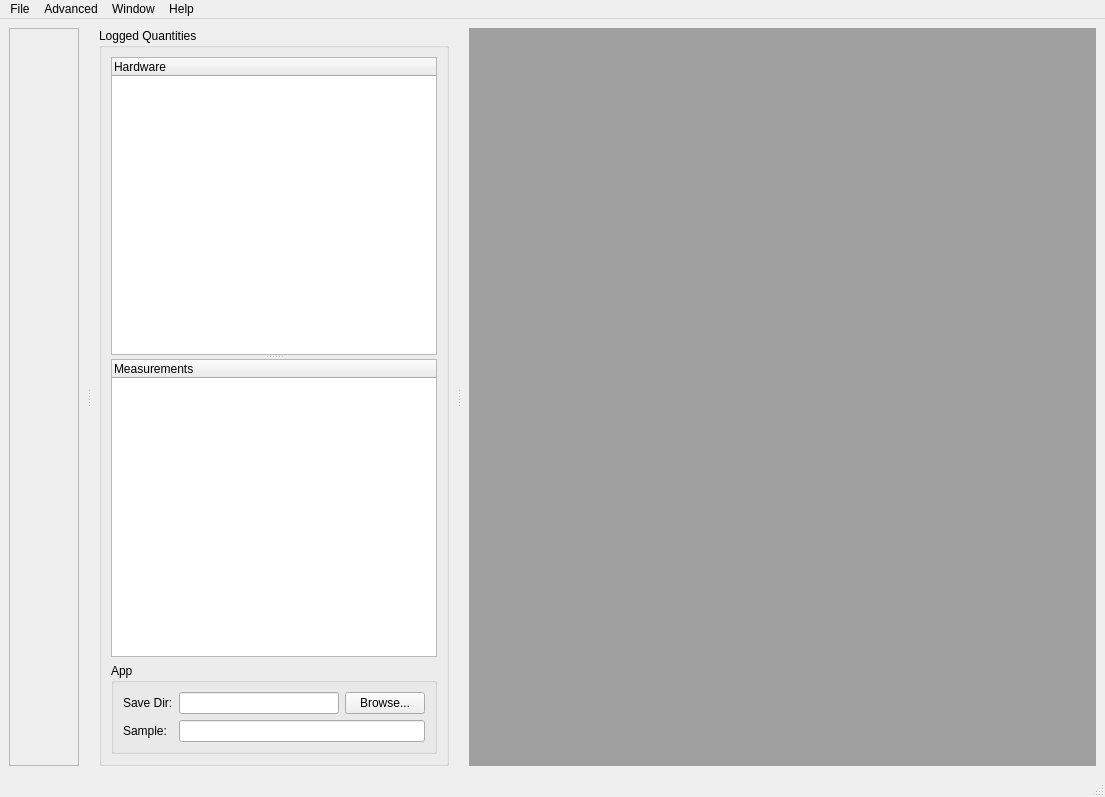
First picture: the form in base_microscope_app_mdi.ui, repository vfolfbt7330jordanjacobs/ScopeFoundry, before the edit.
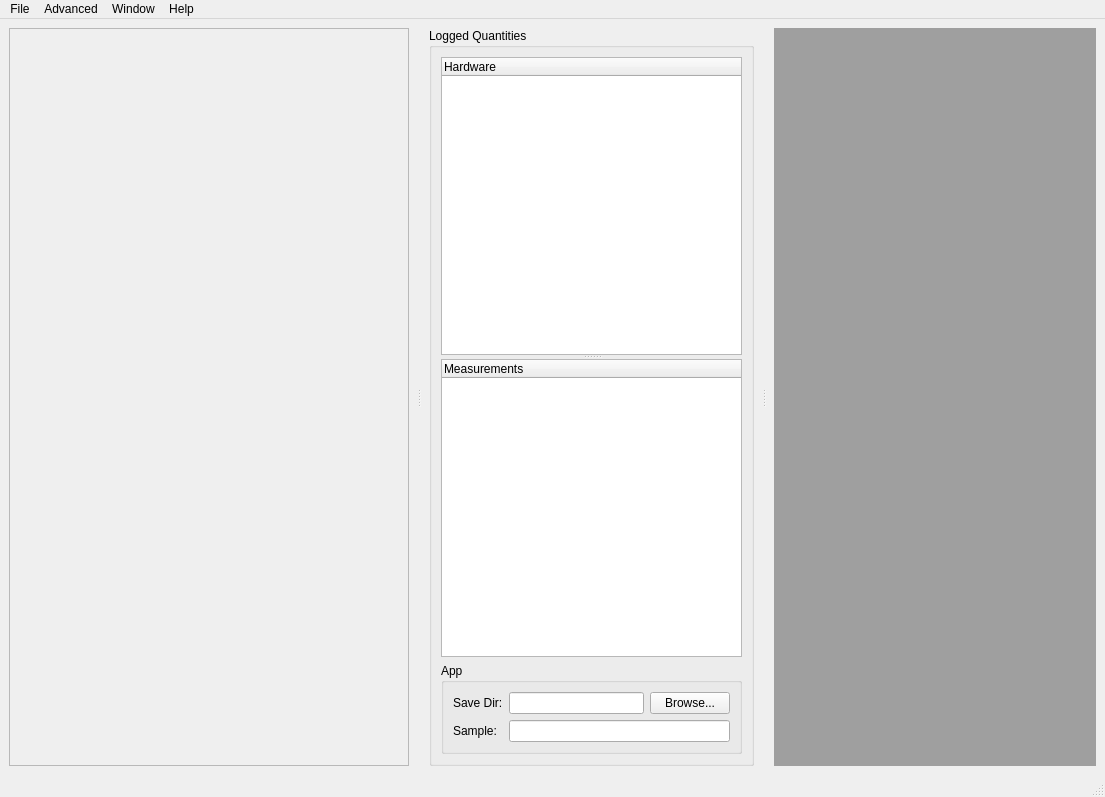
Second picture: the form after the edit.

Commit message: Microscope UI: set wider quickbar default size

The edit to the form file:
```diff
--- a/base_microscope_app_mdi.ui
+++ b/base_microscope_app_mdi.ui
@@ -30,6 +30,12 @@
        <bool>true</bool>
       </property>
       <widget class="QScrollArea" name="quickaccess_scrollArea">
+       <property name="minimumSize">
+        <size>
+         <width>400</width>
+         <height>0</height>
+        </size>
+       </property>
        <property name="widgetResizable">
         <bool>true</bool>
        </property>
@@ -38,8 +44,8 @@
          <rect>
           <x>0</x>
           <y>0</y>
-          <width>76</width>
-          <height>728</height>
+          <width>398</width>
+          <height>736</height>
          </rect>
         </property>
         <layout class="QVBoxLayout" name="verticalLayout_2"/>
```
Left out of the diff: 2 changed lines with no effect on the pictures.
